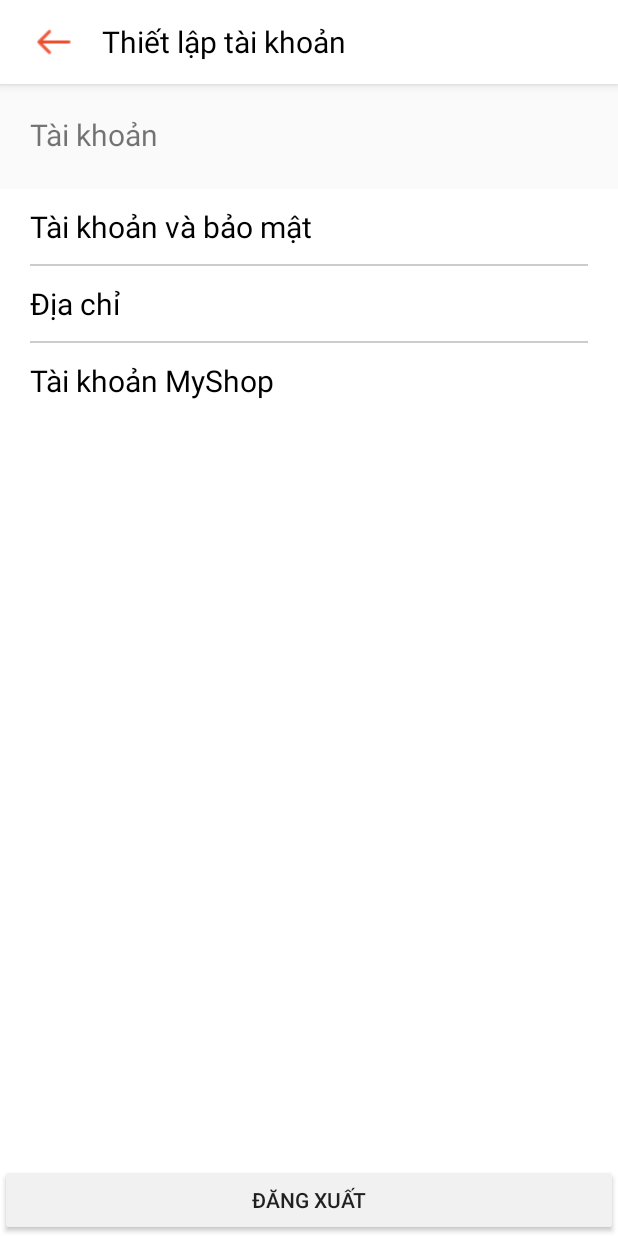
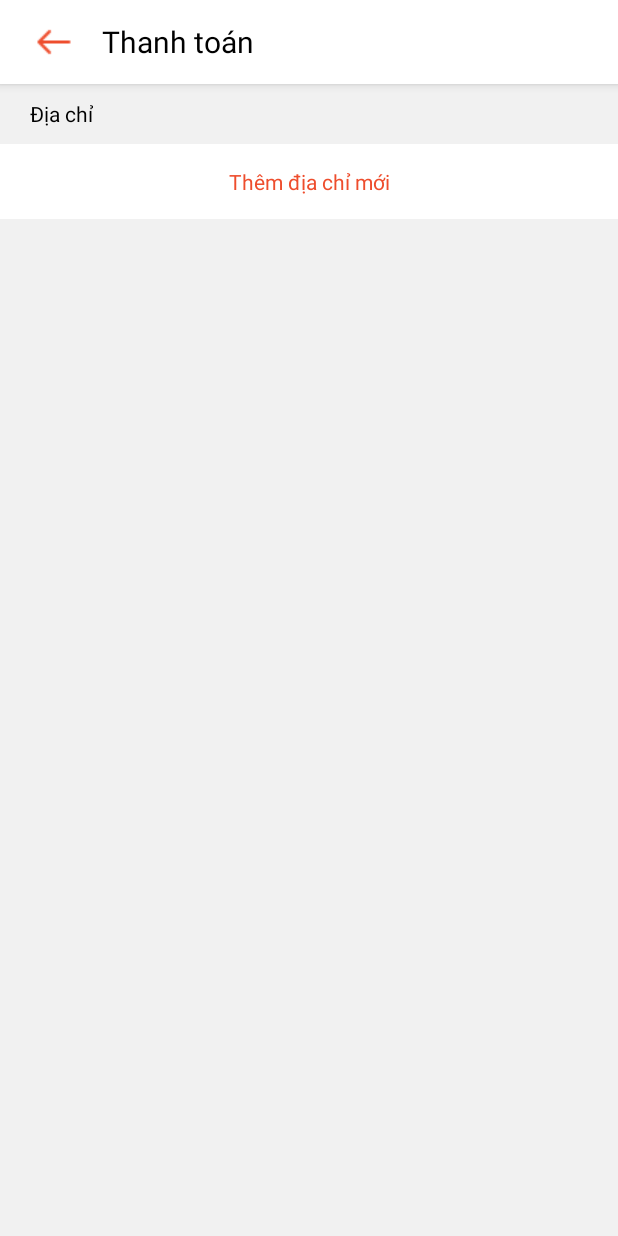
Before and after one commit to jaenguyen/MyShop, an Android app: the AccountSettingActivity screen opened directly, with no data from a screen before it, after a tap on "Địa chỉ", on a phone screen of 412 x 824 dp. Run offline under Robolectric (Android 15) with nearby library versions, the phone set to English and light mode, and no system bars; our stand-ins replace Firebase (no records; nobody signed in at launch, a user with empty details on screens opened directly); 2 statements that could not run were skipped.

Commit message:
edit address

```diff
--- a/app/src/main/AndroidManifest.xml
+++ b/app/src/main/AndroidManifest.xml
@@ -15,6 +15,9 @@
         android:supportsRtl="true"
         android:theme="@style/Theme.MyShop"
         tools:targetApi="31">
+        <activity
+            android:name=".activity.AddressActivity"
+            android:exported="false" />
         <activity
             android:name=".activity.UserInfoActivity"
             android:exported="false" />
--- a/app/src/main/java/com/ic/myshop/activity/AccountSettingActivity.java
+++ b/app/src/main/java/com/ic/myshop/activity/AccountSettingActivity.java
@@ -40,7 +40,8 @@ public class AccountSettingActivity extends AppCompatActivity {
         addressFunc.setOnClickListener(new View.OnClickListener() {
             @Override
             public void onClick(View v) {
-
+                Intent intent = new Intent(getApplicationContext(), AddressActivity.class);
+                startActivity(intent);
             }
         });
 
--- /dev/null
+++ b/app/src/main/java/com/ic/myshop/activity/AddressActivity.java
@@ -0,0 +1,115 @@
+package com.ic.myshop.activity;
+
+import androidx.annotation.NonNull;
+import androidx.annotation.Nullable;
+import androidx.appcompat.app.AppCompatActivity;
+import androidx.recyclerview.widget.LinearLayoutManager;
+import androidx.recyclerview.widget.RecyclerView;
+
+import android.app.AlertDialog;
+import android.content.Intent;
+import android.os.Bundle;
+import android.view.View;
+import android.widget.Button;
+import android.widget.ImageButton;
+import android.widget.TextView;
+
+import com.google.firebase.firestore.DocumentSnapshot;
+import com.google.firebase.firestore.EventListener;
+import com.google.firebase.firestore.FirebaseFirestore;
+import com.google.firebase.firestore.FirebaseFirestoreException;
+import com.ic.myshop.R;
+import com.ic.myshop.adapter.AddressAdapter;
+import com.ic.myshop.constant.Constant;
+import com.ic.myshop.constant.DatabaseConstant;
+import com.ic.myshop.db.DbFactory;
+import com.ic.myshop.model.Address;
+import com.ic.myshop.model.User;
+
+import java.util.List;
+
+public class AddressActivity extends AppCompatActivity {
+
+    private User user;
+    private TextView toolbarTitle, btnAddAddress;
+    private ImageButton btnBack;
+    // rcv
+    private RecyclerView rcvAddressItem;
+    private LinearLayoutManager linearLayoutManager;
+    private AddressAdapter addressAdapter;
+    // db
+    private FirebaseFirestore db;
+    private static final DbFactory dbFactory = DbFactory.getInstance();
+
+    @Override
+    protected void onCreate(Bundle savedInstanceState) {
+        super.onCreate(savedInstanceState);
+        setContentView(R.layout.activity_address);
+        init();
+
+        btnBack.setOnClickListener(new View.OnClickListener() {
+            @Override
+            public void onClick(View view) {
+                onBackPressed();
+            }
+        });
+
+        db.collection(DatabaseConstant.USERS).document(dbFactory.getUserId())
+                .addSnapshotListener(new EventListener<DocumentSnapshot>() {
+                    @Override
+                    public void onEvent(@Nullable DocumentSnapshot value, @Nullable FirebaseFirestoreException error) {
+                        user = value.toObject(User.class);
+                        List<Address> addresses = user.getAddresses();
+                        addressAdapter.addAddresses(addresses);
+                    }
+                });
+
+        btnAddAddress.setOnClickListener(new View.OnClickListener() {
+            @Override
+            public void onClick(View v) {
+                // Tạo một Dialog
+                AlertDialog.Builder builder = new AlertDialog.Builder(AddressActivity.this);
+                // Inflate layout cho dialog từ tệp XML
+                View dialogView = getLayoutInflater().inflate(R.layout.new_address_dialog, null);
+                builder.setView(dialogView);
+                // Khởi tạo các thành phần trong dialog
+                TextView txtName = dialogView.findViewById(R.id.txt_name);
+                TextView txtPhone = dialogView.findViewById(R.id.txt_phone);
+                TextView txtStreet = dialogView.findViewById(R.id.txt_street);
+                Button btnAddAddress = dialogView.findViewById(R.id.btn_add_address);
+                // Tạo và hiển thị dialog
+                AlertDialog dialog = builder.create();
+                dialog.show();
+                // Thiết lập sự kiện cho nút add, remove
+                btnAddAddress.setOnClickListener(new View.OnClickListener() {
+                    @Override
+                    public void onClick(View v) {
+                        String name = txtName.getText().toString().trim();
+                        String phone = txtPhone.getText().toString().trim();
+                        String street = txtStreet.getText().toString();
+                        Address address = new Address(name, phone, street);
+                        user.addAddress(address);
+                        dbFactory.updateAddresses(user);
+                        addressAdapter.addAddress(address);
+                        dialog.dismiss();
+                    }
+                });
+            }
+        });
+    }
+
+    private void init() {
+        toolbarTitle = findViewById(R.id.toolbar_title);
+        toolbarTitle.setText(Constant.BUY);
+        btnBack = findViewById(R.id.toolbar_back_button);
+        btnAddAddress = findViewById(R.id.btn_add_address);
+
+        rcvAddressItem = findViewById(R.id.rcv_address_item);
+        linearLayoutManager = new LinearLayoutManager(this, RecyclerView.VERTICAL, false);
+        rcvAddressItem.setLayoutManager(linearLayoutManager);
+        addressAdapter = new AddressAdapter(this);
+        rcvAddressItem.setAdapter(addressAdapter);
+
+        db = FirebaseFirestore.getInstance();
+    }
+}
--- a/app/src/main/java/com/ic/myshop/activity/UserInfoActivity.java
+++ b/app/src/main/java/com/ic/myshop/activity/UserInfoActivity.java
@@ -121,7 +121,7 @@ public class UserInfoActivity extends AppCompatActivity {
         if (requestCode == PICK_IMAGE_REQUEST && resultCode == Activity.RESULT_OK
                 && data != null && data.getData() != null) {
             imageUri = data.getData();
-            Glide.with(this).load(imageUri).into(avatar);
+            Glide.with(this).load(imageUri).fitCenter().into(avatar);
         }
     }
 
--- /dev/null
+++ b/app/src/main/java/com/ic/myshop/adapter/AddressAdapter.java
@@ -0,0 +1,89 @@
+package com.ic.myshop.adapter;
+
+import android.content.Context;
+import android.view.LayoutInflater;
+import android.view.View;
+import android.view.ViewGroup;
+import android.widget.ImageView;
+import android.widget.TextView;
+
+import androidx.annotation.NonNull;
+import androidx.recyclerview.widget.RecyclerView;
+
+import com.bumptech.glide.Glide;
+import com.ic.myshop.R;
+import com.ic.myshop.helper.ConversionHelper;
+import com.ic.myshop.model.Address;
+import com.ic.myshop.output.BuyItem;
+
+import java.util.ArrayList;
+import java.util.List;
+
+public class AddressAdapter extends RecyclerView.Adapter<AddressAdapter.AddressViewHolder> {
+
+    private Context context;
+    private List<Address> addresses;
+
+    public AddressAdapter(Context context) {
+        this.context = context;
+        addresses = new ArrayList<>();
+    }
+
+    public AddressAdapter(Context context, List<Address> addresses) {
+        this.context = context;
+        this.addresses = addresses;
+    }
+
+    public void addAddress(Address address) {
+        this.addresses.add(address);
+        notifyDataSetChanged();
+    }
+
+    public void addAddresses(List<Address> addresses) {
+        this.addresses.clear();
+        this.addresses.addAll(addresses);
+        notifyDataSetChanged();
+    }
+
+    @NonNull
+    @Override
+    public AddressViewHolder onCreateViewHolder(@NonNull ViewGroup parent, int viewType) {
+        View view = LayoutInflater.from(parent.getContext()).inflate(R.layout.address_item, parent, false);
+        return new AddressViewHolder(view);
+    }
+
+    @Override
+    public void onBindViewHolder(@NonNull AddressViewHolder holder, int position) {
+        Address address = addresses.get(position);
+        if (address == null) return;
+        holder.name.setText(String.format("Họ tên: %s", address.getName()));
+        holder.phone.setText(String.format("Số điện thoại: %s", address.getPhone()));
+        holder.street.setText(String.format("Địa chỉ: %s", address.getStreet()));
+    }
+
+    @Override
+    public int getItemCount() {
+        if (addresses != null) return addresses.size();
+        return 0;
+    }
+
+    public List<Address> getAddresses() {
+        return addresses;
+    }
+
+    public class AddressViewHolder extends RecyclerView.ViewHolder {
+
+        private TextView name;
+        private TextView phone;
+        private TextView street;
+
+
+        public AddressViewHolder(@NonNull View itemView) {
+            super(itemView);
+
+            name = itemView.findViewById(R.id.txt_name_address);
+            phone = itemView.findViewById(R.id.txt_phone_address);
+            street = itemView.findViewById(R.id.txt_street_address);
+        }
+    }
+}
--- a/app/src/main/java/com/ic/myshop/constant/Constant.java
+++ b/app/src/main/java/com/ic/myshop/constant/Constant.java
@@ -16,4 +16,5 @@ public class Constant {
     public static final String BUY = "Thanh toán";
     public static final String PRODUCT_DETAIL = "Chi tiết sản phẩm";
     public static final String EDIT_USER_FILE = "Sửa hồ sơ";
+    public static final String EDIT_ADDRESS = "Sửa địa chỉ";
 }
--- a/app/src/main/java/com/ic/myshop/constant/MessageConstant.java
+++ b/app/src/main/java/com/ic/myshop/constant/MessageConstant.java
@@ -14,5 +14,5 @@ public class MessageConstant {
     public static final String ADD_TO_CART = "Đã thêm vào giỏ";
     public static final String ADD_WARNING = "Bạn chỉ có thể mua tối đa %d sản phẩm";
     public static final String NOT_SELECTED_PRODUCT = "Bạn vẫn chưa chọn sản phẩm nào để mua";
-    public static final String NOT_HAVE_FUNCTION = "Tính năn chưa phát triển";
+    public static final String NOT_HAVE_FUNCTION = "Tính năng đang phát triển";
 }
--- /dev/null
+++ b/app/src/main/res/layout/activity_address.xml
@@ -0,0 +1,39 @@
+<?xml version="1.0" encoding="utf-8"?>
+<RelativeLayout xmlns:android="http://schemas.android.com/apk/res/android"
+    xmlns:app="http://schemas.android.com/apk/res-auto"
+    xmlns:tools="http://schemas.android.com/tools"
+    android:layout_width="match_parent"
+    android:layout_height="match_parent"
+    android:background="@color/white_gray"
+    tools:context=".activity.AddressActivity">
+
+    <include
+        android:id="@+id/toolbar_account_setting"
+        layout="@layout/extra_toolbar" />
+
+    <TextView
+        android:id="@+id/address"
+        android:layout_width="wrap_content"
+        android:layout_height="40dp"
+        android:layout_marginLeft="20dp"
+        android:gravity="center"
+        android:layout_below="@id/toolbar_account_setting"
+        android:text="Địa chỉ"
+        android:textColor="@color/black" />
+
+    <androidx.recyclerview.widget.RecyclerView
+        android:id="@+id/rcv_address_item"
+        android:layout_width="match_parent"
+        android:layout_height="wrap_content"
+        android:layout_below="@id/address" />
+
+    <TextView
+        android:id="@+id/btn_add_address"
+        android:background="@color/white"
+        android:layout_width="match_parent"
+        android:layout_height="50dp"
+        android:layout_below="@id/rcv_address_item"
+        android:gravity="center"
+        android:text="Thêm địa chỉ mới"
+        android:textColor="@color/primary_color" />
+</RelativeLayout>
--- a/app/src/main/res/layout/activity_user_info.xml
+++ b/app/src/main/res/layout/activity_user_info.xml
@@ -13,7 +13,7 @@
     <ImageView
         android:id="@+id/avatar"
         android:layout_width="match_parent"
-        android:layout_height="wrap_content"
+        android:layout_height="360dp"
         android:layout_below="@id/toolbar_account_setting"
         android:layout_marginStart="50dp"
         android:layout_marginTop="50dp"
```
Also changed, not shown: app/src/main/java/com/ic/myshop/activity/BuyActivity.java (+14 -6 lines), app/src/main/res/layout/address_item.xml (added, +49 -0 lines).
